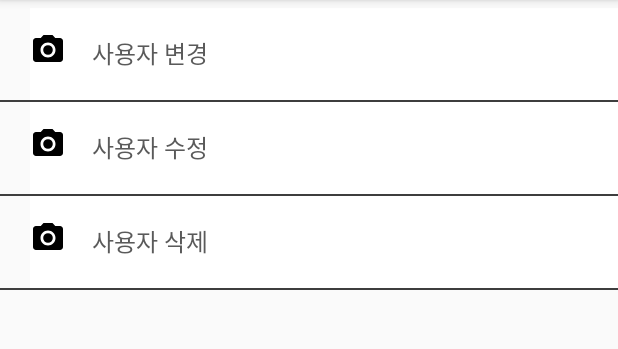
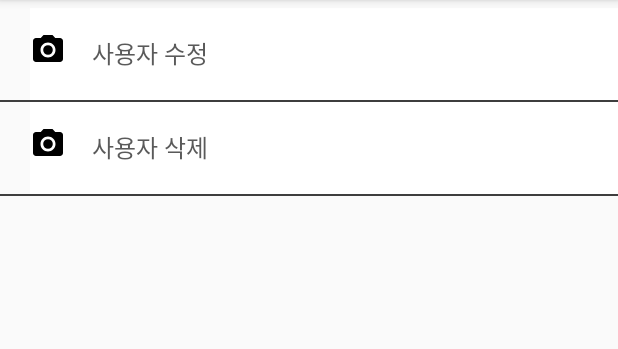
Before and after one commit to for-project-team/child-cycle-android, an Android app: the ContentsSettingActivity screen opened directly, with no data from a screen before it, on a phone screen of 412 x 824 dp, the part 84-433 px from its top. Run offline under Robolectric (Android 15) with nearby library versions, the phone set to English and light mode, and no system bars.

Commit message:
Merge branch 'master' of /Users/Eunji/Desktop/ChildCycle with conflicts.

```diff
--- a/app/src/main/java/com/example/eunji/childcycle/ContentsSettingActivity.java
+++ b/app/src/main/java/com/example/eunji/childcycle/ContentsSettingActivity.java
@@ -5,7 +5,10 @@ import android.os.Bundle;
 import android.support.v7.app.ActionBar;
 import android.support.v7.app.ActionBarActivity;
 import android.text.Html;
+import android.view.View;
+import android.widget.AdapterView;
 import android.widget.ListView;
+import android.widget.TextView;
 
 import java.util.ArrayList;
 
@@ -14,32 +17,70 @@ import java.util.ArrayList;
  */
 
 public class ContentsSettingActivity extends ActionBarActivity {
-    public void onCreate(Bundle savedInstanceState){
+
+    private ActionBar actionBar;
+    private ListView setting_listview;
+    private ArrayList<ListviewItem> data;
+    private ArrayList<String> save_string;
+    private ListviewItem user_edit;
+    private ListviewItem user_delete;
+    private ListviewAdapter adapter;
+    private TextView list_Text;
+    private String list_text;
+
+    private void _InitUi() {
+
+        setting_listview = (ListView) findViewById(R.id.setting_listview);
+
+        data = new ArrayList<>();
+
+        user_edit = new ListviewItem(R.drawable.ic_menu_camera, "사용자 수정");
+        user_delete = new ListviewItem(R.drawable.ic_menu_camera, "사용자 삭제");
+
+        adapter = new ListviewAdapter(this, R.layout.ui_setting_list, data);
+
+    }
+
+    public void onCreate(Bundle savedInstanceState) {
         super.onCreate(savedInstanceState);
         setContentView(R.layout.contents_setting);
 
-        ActionBar actionBar = getSupportActionBar();
+        _InitUi();
 
+        actionBar = getSupportActionBar();
         actionBar.setBackgroundDrawable(new ColorDrawable(0xFFFFFFFF));
         actionBar.setTitle(Html.fromHtml("<font color='#000000'> ChildCycle </font>"));
 
+        save_string = new ArrayList<String>();
 
 
         //list 생성
 
-        ListView setting_listview = (ListView)findViewById(R.id.setting_listview);
-
-        ArrayList<ListviewItem> data = new ArrayList<>();
-
-        ListviewItem user_change = new ListviewItem(R.drawable.ic_menu_camera,"사용자 변경");
-        ListviewItem user_edit = new ListviewItem(R.drawable.ic_menu_camera,"사용자 수정");
-        ListviewItem user_delete = new ListviewItem(R.drawable.ic_menu_camera,"사용자 삭제");
-
-        data.add(user_change);
         data.add(user_edit);
         data.add(user_delete);
 
-        ListviewAdapter adapter = new ListviewAdapter(this,R.layout.ui_setting_list,data);
         setting_listview.setAdapter(adapter);
+        setting_listview.setOnItemClickListener(new ListClickHandler());
+    }
+
+    public class ListClickHandler implements AdapterView.OnItemClickListener {
+
+        @Override
+        public void onItemClick(AdapterView<?> adapter, View view, int position, long arg3) {
+            // TODO Auto-generated method stub
+            list_Text = (TextView) view.findViewById(R.id.list_text);
+            list_text = list_Text.getText().toString();
+
+            if (list_text.equals("사용자 수정")) {
+
+                actionBar.setBackgroundDrawable(new ColorDrawable(0xFFFF5722));
+                actionBar.setTitle(Html.fromHtml("<font color='#ffffff'> ChildCycle </font>"));
+
+                setContentView(R.layout.activity_adduser);
+            } else if (list_text.equals("사용자 삭제"))
+                System.out.println("delete");
+
+        }
+
     }
 }
--- a/app/src/main/java/com/example/eunji/childcycle/ListviewAdapter.java
+++ b/app/src/main/java/com/example/eunji/childcycle/ListviewAdapter.java
@@ -58,4 +58,5 @@ public class ListviewAdapter extends BaseAdapter {
 
         return convertView;
     }
+
 }
--- a/app/src/main/res/layout/riding_main.xml
+++ b/app/src/main/res/layout/riding_main.xml
@@ -320,7 +320,7 @@
             android:layout_weight="1"
             android:layout_width="match_parent"
             android:layout_height="60dp"
-            android:text="일시정지"
+            android:text="시작"
             android:textSize="@dimen/check_text"
             android:id="@+id/button_pause"
             android:background="@color/button"
```
